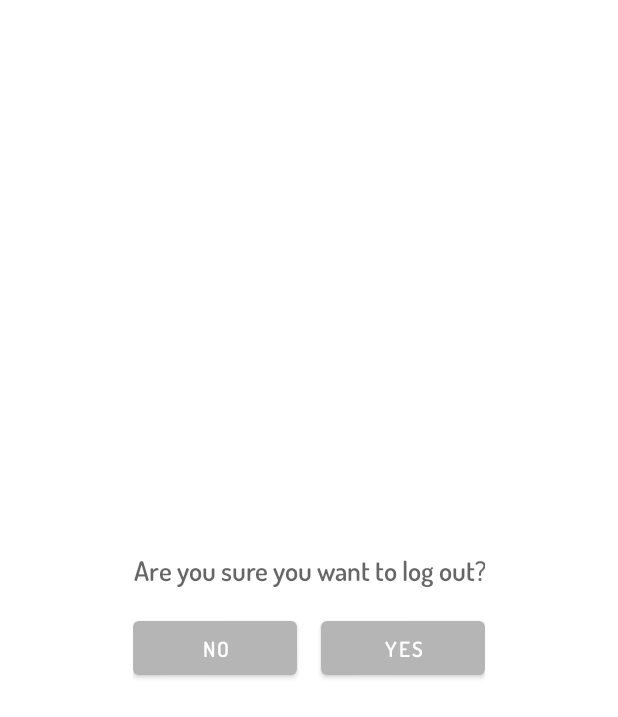
After one commit to GitterHubber21/HydroHabit, an Android app built with Jetpack Compose: the WarningPopupActivity screen opened directly, with no data from a screen before it, on a phone screen of 412 x 824 dp. The commit adds this screen. Shown: the top 717 px of the screen. Run offline under Robolectric (Android 15) with nearby library versions, the phone set to English and light mode, and no system bars.

Commit message:
Added confirmation popup window

```diff
--- /dev/null
+++ b/app/src/main/java/com/example/hydrohabit/WarningPopupActivity.kt
@@ -0,0 +1,14 @@
+package com.example.hydrohabit
+
+import android.os.Bundle
+import androidx.activity.enableEdgeToEdge
+import androidx.appcompat.app.AppCompatActivity
+import androidx.core.view.ViewCompat
+import androidx.core.view.WindowInsetsCompat
+
+class WarningPopupActivity : AppCompatActivity() {
+    override fun onCreate(savedInstanceState: Bundle?) {
+        super.onCreate(savedInstanceState)
+        setContentView(R.layout.warning_floating_window)
+    }
+}
--- /dev/null
+++ b/app/src/main/res/layout/warning_floating_window.xml
@@ -0,0 +1,49 @@
+<?xml version="1.0" encoding="utf-8"?>
+<LinearLayout xmlns:android="http://schemas.android.com/apk/res/android"
+    android:id="@+id/logout_popup"
+    android:layout_width="wrap_content"
+    android:layout_height="wrap_content"
+    android:orientation="vertical"
+    android:padding="24dp"
+    android:background="@android:color/transparent"
+    android:elevation="8dp"
+    android:gravity="center"
+    android:layout_gravity="center"
+    android:minWidth="280dp">
+
+    <TextView
+        android:id="@+id/logout_message"
+        android:layout_width="wrap_content"
+        android:layout_height="wrap_content"
+        android:text="Are you sure you want to log out?"
+        android:textAppearance="?android:attr/textAppearanceMedium"
+        android:paddingBottom="16dp"
+        android:gravity="center"
+        android:textAlignment="center" />
+
+    <LinearLayout
+        android:id="@+id/button_layout"
+        android:layout_width="match_parent"
+        android:layout_height="wrap_content"
+        android:orientation="horizontal"
+        android:gravity="end">
+
+        <Button
+            android:id="@+id/button_no"
+            android:layout_width="0dp"
+            android:layout_height="wrap_content"
+            android:layout_weight="1"
+            android:text="No" />
+
+        <Space
+            android:layout_width="16dp"
+            android:layout_height="wrap_content" />
+
+        <Button
+            android:id="@+id/button_yes"
+            android:layout_width="0dp"
+            android:layout_height="wrap_content"
+            android:layout_weight="1"
+            android:text="Yes" />
+    </LinearLayout>
+</LinearLayout>
```
Also changed, not shown: app/src/main/AndroidManifest.xml (+6 -3 lines), app/src/main/java/com/example/hydrohabit/SettingsActivity.kt (+7 -19 lines).
